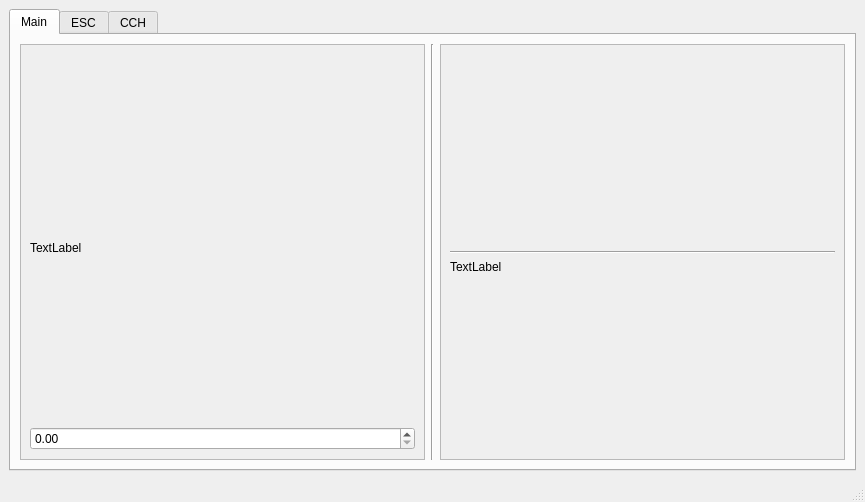
AlexS303E/cpp-UDM, file mainwindow.ui: the form before one commit.
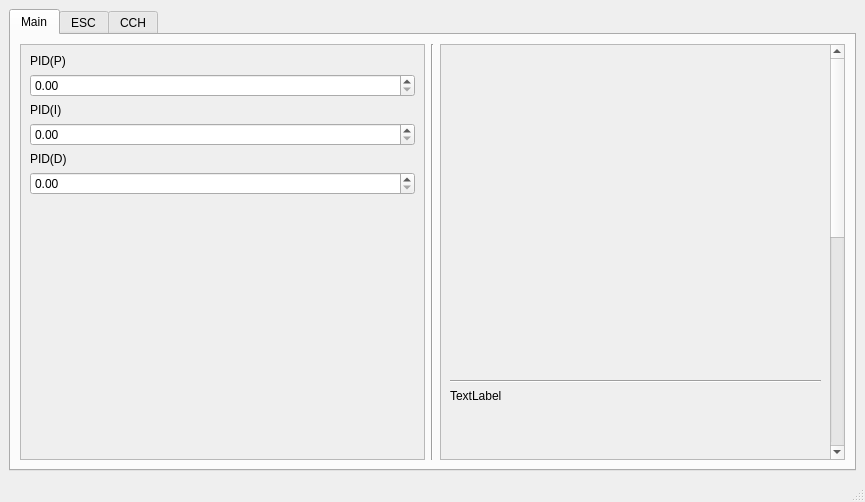
The form after the commit. Custom widgets are drawn as their Qt base class.

What changed in the file:
```diff
--- a/mainwindow.ui
+++ b/mainwindow.ui
@@ -35,26 +35,26 @@
             <rect>
              <x>0</x>
              <y>0</y>
-             <width>402</width>
-             <height>392</height>
+             <width>385</width>
+             <height>907</height>
             </rect>
            </property>
            <layout class="QVBoxLayout" name="verticalLayout_plot">
             <item>
-             <spacer name="horizontalSpacer">
-              <property name="orientation">
-               <enum>Qt::Horizontal</enum>
+             <widget class="QWidget" name="ThreDWidget" native="true">
+              <property name="sizePolicy">
+               <sizepolicy hsizetype="Preferred" vsizetype="Preferred">
+                <horstretch>0</horstretch>
+                <verstretch>0</verstretch>
+               </sizepolicy>
               </property>
-              <property name="sizeHint" stdset="0">
+              <property name="minimumSize">
                <size>
-                <width>40</width>
-                <height>20</height>
+                <width>320</width>
+                <height>320</height>
                </size>
               </property>
-             </spacer>
-            </item>
-            <item>
-             <widget class="QWidget" name="widget" native="true"/>
+             </widget>
             </item>
             <item>
              <widget class="Line" name="line_2">
@@ -86,6 +86,53 @@
               </property>
              </widget>
             </item>
+            <item>
+             <widget class="QLabel" name="label_5">
+              <property name="text">
+               <string>TextLabel</string>
+              </property>
+             </widget>
+            </item>
+            <item>
+             <widget class="QCustomPlot" name="widget_3" native="true">
+              <property name="minimumSize">
+               <size>
+                <width>0</width>
+                <height>150</height>
+               </size>
+              </property>
+             </widget>
+            </item>
+            <item>
+             <widget class="QLabel" name="label_6">
+              <property name="text">
+               <string>TextLabel</string>
+              </property>
+             </widget>
+            </item>
+            <item>
+             <widget class="QCustomPlot" name="widget_4" native="true">
+              <property name="minimumSize">
+               <size>
+                <width>0</width>
+                <height>150</height>
+               </size>
+              </property>
+             </widget>
+            </item>
+            <item>
+             <spacer name="horizontalSpacer">
+              <property name="orientation">
+               <enum>Qt::Horizontal</enum>
+              </property>
+              <property name="sizeHint" stdset="0">
+               <size>
+                <width>40</width>
+                <height>20</height>
+               </size>
+              </property>
+             </spacer>
+            </item>
            </layout>
           </widget>
          </widget>
@@ -112,29 +159,80 @@
             </rect>
            </property>
            <layout class="QVBoxLayout" name="verticalLayout_controls">
-            <item>
-             <spacer name="horizontalSpacer_2">
-              <property name="orientation">
-               <enum>Qt::Horizontal</enum>
-              </property>
-              <property name="sizeHint" stdset="0">
-               <size>
-                <width>40</width>
-                <height>20</height>
-               </size>
-              </property>
-             </spacer>
-            </item>
             <item>
              <widget class="QLabel" name="label">
+              <property name="sizePolicy">
+               <sizepolicy hsizetype="Preferred" vsizetype="Maximum">
+                <horstretch>0</horstretch>
+                <verstretch>0</verstretch>
+               </sizepolicy>
+              </property>
               <property name="text">
-               <string>TextLabel</string>
+               <string>PID(P)</string>
               </property>
              </widget>
             </item>
             <item>
              <widget class="QDoubleSpinBox" name="doubleSpinBox"/>
             </item>
+            <item>
+             <widget class="QLabel" name="label_3">
+              <property name="sizePolicy">
+               <sizepolicy hsizetype="Preferred" vsizetype="Maximum">
+                <horstretch>0</horstretch>
+                <verstretch>0</verstretch>
+               </sizepolicy>
+              </property>
+              <property name="text">
+               <string>PID(I)</string>
+              </property>
+             </widget>
+            </item>
+            <item>
+             <widget class="QDoubleSpinBox" name="doubleSpinBox_2"/>
+            </item>
+            <item>
+             <widget class="QLabel" name="label_4">
+              <property name="sizePolicy">
+               <sizepolicy hsizetype="Preferred" vsizetype="Maximum">
+                <horstretch>0</horstretch>
+                <verstretch>0</verstretch>
+               </sizepolicy>
+              </property>
+              <property name="text">
+               <string>PID(D)</string>
+              </property>
+             </widget>
+            </item>
+            <item>
+             <widget class="QDoubleSpinBox" name="doubleSpinBox_3"/>
+            </item>
+            <item>
+             <spacer name="horizontalSpacer_2">
+              <property name="orientation">
+               <enum>Qt::Horizontal</enum>
+              </property>
+              <property name="sizeHint" stdset="0">
+               <size>
+                <width>40</width>
+                <height>20</height>
+               </size>
+              </property>
+             </spacer>
+            </item>
+            <item>
+             <spacer name="verticalSpacer">
+              <property name="orientation">
+               <enum>Qt::Vertical</enum>
+              </property>
+              <property name="sizeHint" stdset="0">
+               <size>
+                <width>20</width>
+                <height>40</height>
+               </size>
+              </property>
+             </spacer>
+            </item>
            </layout>
           </widget>
          </widget>
```
